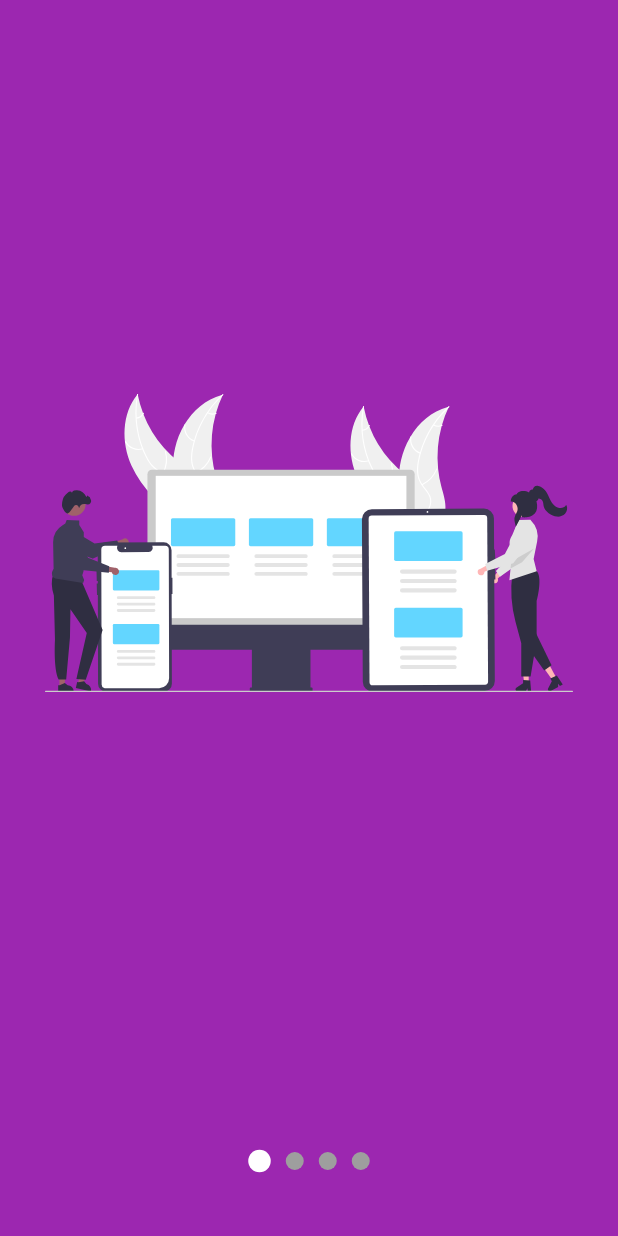
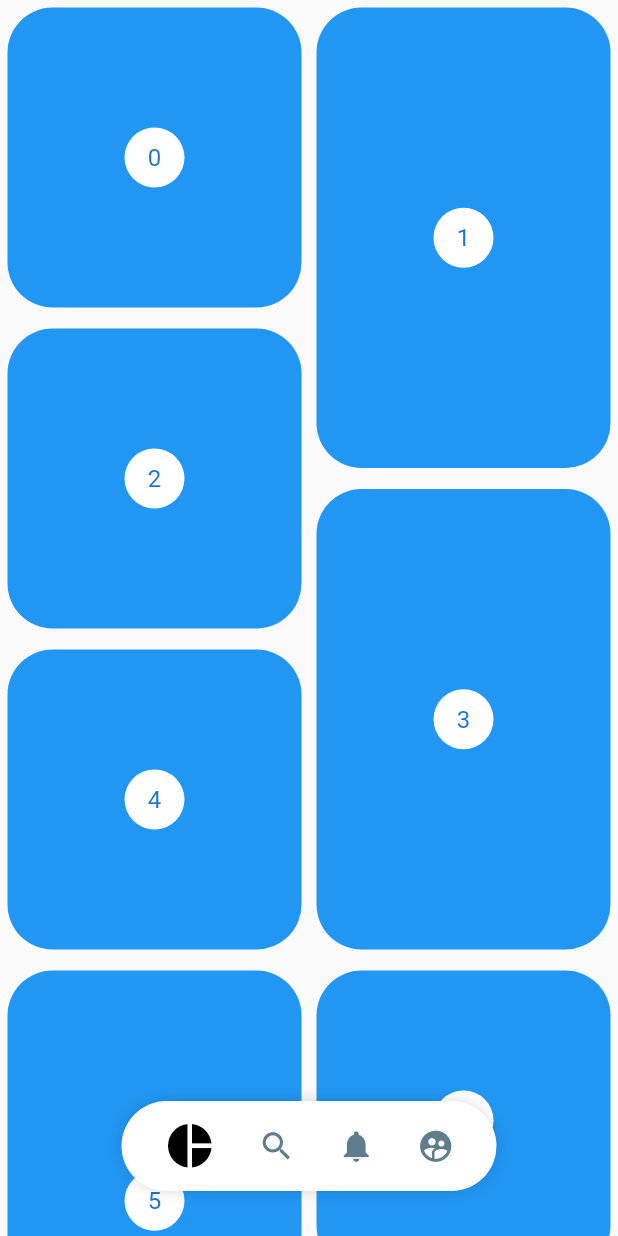
Before and after one commit to AlexanderZon/custom_painter_practice_1, a Flutter app: the screen it shows after launch, on a phone screen of 412 x 824 dp. Run offline on Flutter 3.47's test engine with Material 2 defaults, Android fonts, the phone set to English and light mode, and no system bars; our stand-ins replace flutter_svg.

Commit message:
Módulo de Pinterest, layout y menu

```diff
--- a/lib/main.dart
+++ b/lib/main.dart
@@ -1,4 +1,4 @@
-import 'package:custom_painter_practice_1/pages/slideshow_page.dart';
+import 'package:custom_painter_practice_1/pages/pinterest_page.dart';
 import 'package:flutter/material.dart';
 
 void main() => runApp(const MyApp());
@@ -11,7 +11,7 @@ class MyApp extends StatelessWidget {
     return MaterialApp(
       debugShowCheckedModeBanner: false,
       title: 'Diseños App',
-      home: SlideshowPage(),
+      home: PinterestPage(),
     );
   }
 }
--- /dev/null
+++ b/lib/pages/pinterest_page.dart
@@ -0,0 +1,150 @@
+import 'package:custom_painter_practice_1/widgets/pinterest_menu.dart';
+import 'package:flutter/material.dart';
+import 'package:flutter_staggered_grid_view/flutter_staggered_grid_view.dart';
+import 'package:provider/provider.dart';
+
+class PinterestPage extends StatelessWidget {
+
+  const PinterestPage({Key? key}) : super(key: key);
+
+  @override
+  Widget build(BuildContext context) {
+    return ChangeNotifierProvider(
+      create: (_) => _MenuModel(),
+      child: Scaffold(
+        body: Stack(
+          children: [
+            _PinterestGrid(),
+            _PinterestLocatedMenu()
+          ],
+        ),
+        // body: PinterestMenu(),
+      ),
+    );
+  }
+}
+
+class _PinterestLocatedMenu extends StatelessWidget {
+  const _PinterestLocatedMenu({
+    super.key
+  });
+
+  @override
+  Widget build(BuildContext context) {
+
+    final width = MediaQuery.of(context).size.width;
+    final viewMenu = Provider.of<_MenuModel>(context).visible;
+
+    return Positioned(
+      bottom: 30,
+      child: Container(
+        width: width,
+        child: Align(
+          child: PinterestMenu(
+            visible: viewMenu,
+            items: [
+              PinterestButton(icon: Icons.pie_chart, onPressed: (){ print('Icon pie_cart'); }),
+              PinterestButton(icon: Icons.search, onPressed: (){ print('Icon search'); }),
+              PinterestButton(icon: Icons.notifications, onPressed: (){ print('Icon notifications'); }),
+              PinterestButton(icon: Icons.supervised_user_circle, onPressed: (){ print('Icon supervised_user_circle'); }),
+            ],
+          ),
+        ),
+      )
+    );
+  }
+}
+
+class _PinterestGrid extends StatefulWidget {
+  const _PinterestGrid({super.key});
+
+  @override
+  State<_PinterestGrid> createState() => _PinterestGridState();
+}
+
+class _PinterestGridState extends State<_PinterestGrid> {
+
+  ScrollController controller = ScrollController();
+  double previousScroll = 0;
+
+  @override
+  void initState() {
+    controller.addListener(() {
+      if(controller.offset > previousScroll && controller.offset > 0){
+        Provider.of<_MenuModel>(context, listen: false).visible = false;
+      } else {
+        Provider.of<_MenuModel>(context, listen: false).visible = true;
+      }
+      previousScroll = controller.offset;
+      // print('Scrolllistener ${controller.offset}');
+    });
+    super.initState();
+  }
+
+  @override
+  void dispose() {
+    controller.dispose();
+    super.dispose();
+  }
+
+
+  @override
+  Widget build(BuildContext context) {
+    return GridView.custom(
+      controller: controller,
+      gridDelegate: SliverQuiltedGridDelegate(
+        crossAxisCount: 4,
+        mainAxisSpacing: 4,
+        crossAxisSpacing: 0,
+        repeatPattern: QuiltedGridRepeatPattern.inverted,
+        pattern: [
+          QuiltedGridTile(2, 2),
+          QuiltedGridTile(3, 2),
+          QuiltedGridTile(2, 2),
+          QuiltedGridTile(3, 2),
+          QuiltedGridTile(2, 2),
+        ],
+      ),
+      childrenDelegate: SliverChildBuilderDelegate(
+        (context, index) => _PinterestItem(index: index),
+        childCount: 101
+      ),
+    );
+  }
+}
+
+class _PinterestItem extends StatelessWidget {
+
+  final int index;
+
+  const _PinterestItem({super.key, required this.index});
+
+  @override
+  Widget build(BuildContext context) {
+    return Container(
+      margin: EdgeInsets.all(5),
+      decoration: BoxDecoration(
+        color: Colors.blue,
+        borderRadius: BorderRadius.all(Radius.circular(30))
+      ),
+      child: Center(
+        child: CircleAvatar(
+          backgroundColor: Colors.white,
+          child: Text('$index'),
+        ),
+      )
+    );
+  }
+}
+
+class _MenuModel with ChangeNotifier {
+
+  bool _visible = true;
+
+  bool get visible => _visible;
+
+  set visible(bool view) {
+    _visible = view;
+    notifyListeners();
+  }
+}
--- /dev/null
+++ b/lib/widgets/pinterest_menu.dart
@@ -0,0 +1,126 @@
+import 'package:flutter/material.dart';
+import 'package:provider/provider.dart';
+
+class PinterestButton {
+  final IconData icon;
+  final void Function() onPressed;
+  final Color activeColor;
+  final Color color;
+
+  PinterestButton({required this.onPressed, required this.icon, this.activeColor = Colors.black, this.color = Colors.blueGrey});
+}
+
+class PinterestMenu extends StatelessWidget {
+
+  final bool visible;
+  final List<PinterestButton> items;
+
+  PinterestMenu({super.key, this.visible = true, required this.items });
+
+  // final List<PinterestButton> items = [
+  //   PinterestButton(icon: Icons.pie_chart, onPressed: (){ print('Icon pie_cart'); }),
+  //   PinterestButton(icon: Icons.search, onPressed: (){ print('Icon search'); }),
+  //   PinterestButton(icon: Icons.notifications, onPressed: (){ print('Icon notifications'); }),
+  //   PinterestButton(icon: Icons.supervised_user_circle, onPressed: (){ print('Icon supervised_user_circle'); }),
+  // ];
+
+  @override
+  Widget build(BuildContext context) {
+    return ChangeNotifierProvider(
+      create: (_) => _MenuModel(),
+      child: AnimatedOpacity(
+        duration: Duration(milliseconds: 250),
+        opacity: visible ? 1 : 0,
+        child: _PinterestMenuBackground(
+          child: _MenuItems(items),
+        ),
+      ),
+    );
+  }
+}
+
+class _PinterestMenuBackground extends StatelessWidget {
+
+  final Widget child;
+
+  const _PinterestMenuBackground({
+    super.key, required this.child,
+  });
+
+  @override
+  Widget build(BuildContext context) {
+    return Container(
+      child: child,
+      width: 250,
+      height: 60,
+      decoration: BoxDecoration(
+        color: Colors.white,
+        borderRadius: BorderRadius.all(Radius.circular(100)),
+        boxShadow: [
+          BoxShadow(
+            color: Colors.black38,
+            blurRadius: 10,
+            spreadRadius: -5
+          )
+        ]
+      ),
+    );
+  }
+}
+
+class _MenuItems extends StatelessWidget {
+
+  final List<PinterestButton> menuItems;
+
+  const _MenuItems(this.menuItems);
+
+  @override
+  Widget build(BuildContext context) {
+    return Row(
+      mainAxisAlignment: MainAxisAlignment.spaceEvenly,
+      children: List.generate(menuItems.length, (index) => _MenuItem(index, menuItems[index])),
+    );
+  }
+}
+
+class _MenuItem extends StatelessWidget {
+
+  final int index;
+  final PinterestButton item;
+
+  const _MenuItem(this.index, this.item);
+
+  @override
+  Widget build(BuildContext context) {
+
+    final selectedItem = Provider.of<_MenuModel>(context).selectedItem;
+
+    return GestureDetector(
+      onTap: () {
+        Provider.of<_MenuModel>(context, listen: false).selectedItem = index;
+        item.onPressed();
+      },
+      behavior: HitTestBehavior.translucent,
+      child: Container(
+        child: Icon(
+          item.icon,
+          size: (selectedItem == index) ? 35 : 25,
+          color: (selectedItem == index) ? item.activeColor : item.color,
+        ),
+      ),
+    );
+  }
+}
+
+class _MenuModel with ChangeNotifier {
+
+  int _selectedItem = 0;
+
+  int get selectedItem => _selectedItem;
+
+  set selectedItem(int index) {
+    _selectedItem = index;
+    notifyListeners();
+  }
+
+}
--- a/pubspec.yaml
+++ b/pubspec.yaml
@@ -31,6 +31,7 @@ dependencies:
   cupertino_icons: ^1.0.2
   flutter:
     sdk: flutter
+  flutter_staggered_grid_view: ^0.7.0
   flutter_svg: ^2.0.7
   provider: ^6.0.5
 
```
Also changed, not shown: pubspec.lock.
